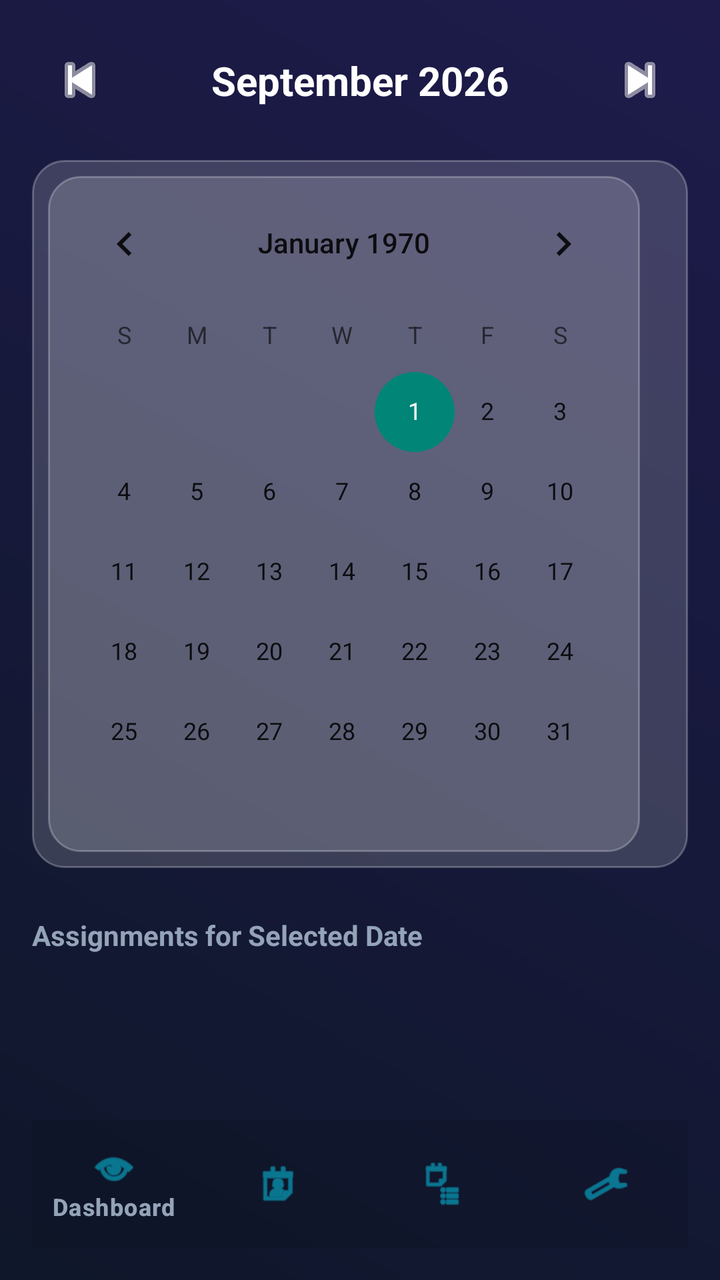
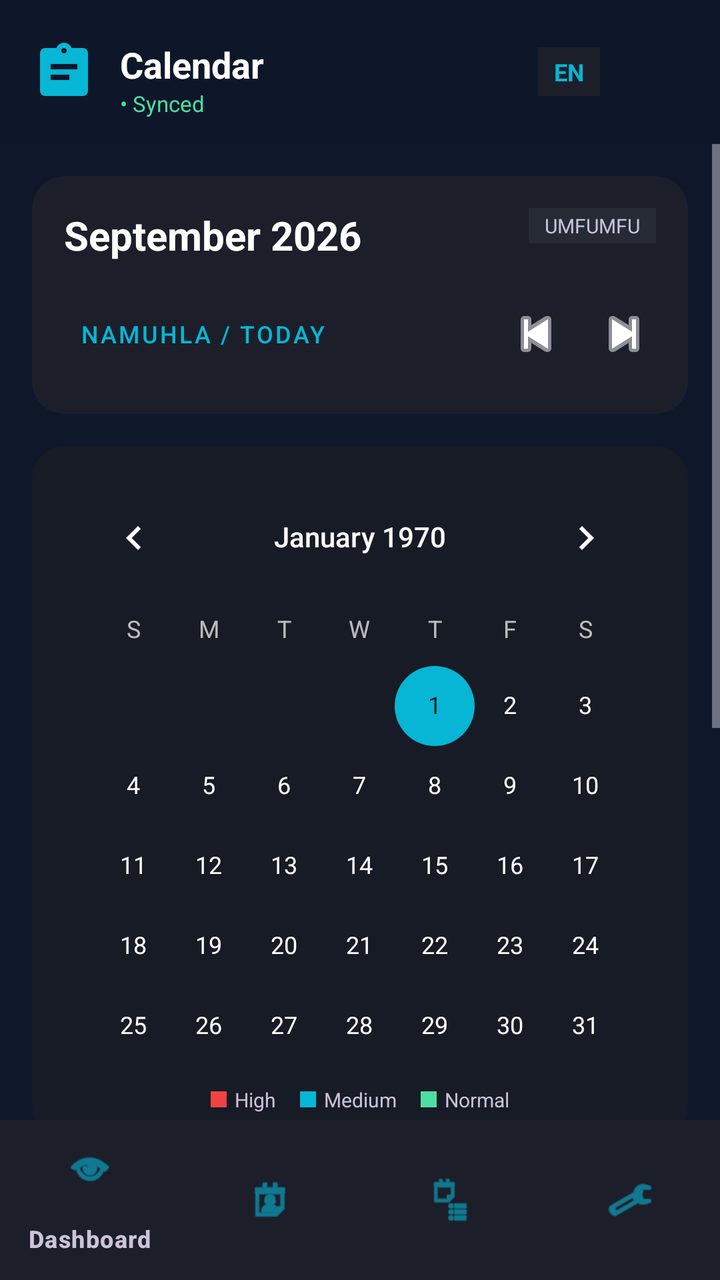

Screens rendered from an Android XML layout before and after an edit, with the pre-edit source and the edit as a unified diff.
<!-- AndroidManifest.xml: application theme Theme.AssignmentPlanner -->
<!-- res/layout/activity_calendar.xml -->
<?xml version="1.0" encoding="utf-8"?>
<androidx.constraintlayout.widget.ConstraintLayout xmlns:android="http://schemas.android.com/apk/res/android"
    xmlns:app="http://schemas.android.com/apk/res-auto"
    android:layout_width="match_parent"
    android:layout_height="match_parent"
    android:background="@drawable/gradient_background"
    android:padding="16dp">

    <androidx.constraintlayout.widget.ConstraintLayout
        android:id="@+id/cl_calendar_header"
        android:layout_width="match_parent"
        android:layout_height="wrap_content"
        app:layout_constraintTop_toTopOf="parent">

        <ImageButton
            android:id="@+id/btn_prev_month"
            android:layout_width="48dp"
            android:layout_height="48dp"
            android:background="?attr/selectableItemBackgroundBorderless"
            android:src="@android:drawable/ic_media_previous"
            app:layout_constraintBottom_toBottomOf="parent"
            app:layout_constraintStart_toStartOf="parent"
            app:layout_constraintTop_toTopOf="parent"
            app:tint="@color/text_primary" />

        <TextView
            android:id="@+id/tv_month_year"
            android:layout_width="wrap_content"
            android:layout_height="wrap_content"
            android:text="September 2026"
            android:textColor="@color/text_primary"
            android:textSize="20sp"
            android:textStyle="bold"
            app:layout_constraintBottom_toBottomOf="parent"
            app:layout_constraintEnd_toStartOf="@id/btn_next_month"
            app:layout_constraintStart_toEndOf="@id/btn_prev_month"
            app:layout_constraintTop_toTopOf="parent" />

        <ImageButton
            android:id="@+id/btn_next_month"
            android:layout_width="48dp"
            android:layout_height="48dp"
            android:background="?attr/selectableItemBackgroundBorderless"
            android:src="@android:drawable/ic_media_next"
            app:layout_constraintBottom_toBottomOf="parent"
            app:layout_constraintEnd_toEndOf="parent"
            app:layout_constraintTop_toTopOf="parent"
            app:tint="@color/text_primary" />

    </androidx.constraintlayout.widget.ConstraintLayout>

    <CalendarView
        android:id="@+id/cv_calendar"
        android:layout_width="match_parent"
        android:layout_height="wrap_content"
        android:layout_marginTop="16dp"
        android:background="@drawable/glass_card_background"
        android:padding="8dp"
        android:theme="@style/Theme.AppCompat.Light"
        app:layout_constraintTop_toBottomOf="@id/cl_calendar_header" />

    <TextView
        android:id="@+id/tv_selected_date_label"
        android:layout_width="wrap_content"
        android:layout_height="wrap_content"
        android:layout_marginTop="24dp"
        android:text="Assignments for Selected Date"
        android:textColor="@color/text_secondary"
        android:textStyle="bold"
        app:layout_constraintStart_toStartOf="parent"
        app:layout_constraintTop_toBottomOf="@id/cv_calendar" />

    <androidx.recyclerview.widget.RecyclerView
        android:id="@+id/rv_calendar_tasks"
        android:layout_width="match_parent"
        android:layout_height="0dp"
        android:layout_marginTop="8dp"
        app:layout_constraintBottom_toTopOf="@id/bottom_nav"
        app:layout_constraintTop_toBottomOf="@id/tv_selected_date_label" />

    <com.google.android.material.bottomnavigation.BottomNavigationView
        android:id="@+id/bottom_nav"
        android:layout_width="match_parent"
        android:layout_height="64dp"
        android:background="@color/glass_bg_dark"
        app:itemIconTint="@color/accent_cyan"
        app:itemTextColor="@color/text_secondary"
        app:layout_constraintBottom_toBottomOf="parent"
        app:menu="@menu/bottom_nav_menu" />

</androidx.constraintlayout.widget.ConstraintLayout>
<!-- resources referenced by this layout -->
<resources>
  <color name="accent_cyan">#06B6D4</color>
  <color name="glass_bg_dark">#1A000000</color>
  <color name="text_primary">#FFFFFF</color>
  <color name="text_secondary">#94A3B8</color>
  <!-- drawable glass_card_background (drawable) -->
  <?xml version="1.0" encoding="utf-8"?>
  <shape xmlns:android="http://schemas.android.com/apk/res/android"
      android:shape="rectangle">
      <solid android:color="@color/glass_bg_light" />
      <stroke
          android:width="1dp"
          android:color="@color/glass_border" />
      <corners android:radius="16dp" />
  </shape>
  <!-- drawable gradient_background (drawable) -->
  <?xml version="1.0" encoding="utf-8"?>
  <shape xmlns:android="http://schemas.android.com/apk/res/android"
      android:shape="rectangle">
      <gradient
          android:angle="45"
          android:endColor="@color/bg_gradient_end"
          android:startColor="@color/bg_gradient_start"
          android:type="linear" />
  </shape>
  <style name="Theme.AssignmentPlanner" parent="Base.Theme.AssignmentPlanner" />
  <color name="glass_bg_light">#2AFFFFFF</color>
  <color name="glass_border">#40FFFFFF</color>
  <color name="bg_gradient_end">#1E1B4B</color>
  <color name="bg_gradient_start">#0F172A</color>
  <style name="Base.Theme.AssignmentPlanner" parent="Theme.Material3.DayNight.NoActionBar">
          
          
      </style>
</resources>

<!-- the commit's change to res/layout/activity_calendar.xml (unified diff, before → after) -->
@@ -1,90 +1,351 @@
 <?xml version="1.0" encoding="utf-8"?>
 <androidx.constraintlayout.widget.ConstraintLayout xmlns:android="http://schemas.android.com/apk/res/android"
     xmlns:app="http://schemas.android.com/apk/res-auto"
+    xmlns:tools="http://schemas.android.com/tools"
+    android:id="@+id/main"
     android:layout_width="match_parent"
     android:layout_height="match_parent"
-    android:background="@drawable/gradient_background"
-    android:padding="16dp">
-
+    android:background="@color/bg_gradient_start">
+
+    
     <androidx.constraintlayout.widget.ConstraintLayout
-        android:id="@+id/cl_calendar_header"
+        android:id="@+id/cl_calendar_header_bar"
         android:layout_width="match_parent"
-        android:layout_height="wrap_content"
+        android:layout_height="72dp"
+        android:background="#1A0F131D"
+        android:paddingHorizontal="16dp"
         app:layout_constraintTop_toTopOf="parent">
 
-        <ImageButton
-            android:id="@+id/btn_prev_month"
-            android:layout_width="48dp"
-            android:layout_height="48dp"
-            android:background="?attr/selectableItemBackgroundBorderless"
-            android:src="@android:drawable/ic_media_previous"
+        <ImageView
+            android:id="@+id/iv_logo"
+            android:layout_width="32dp"
+            android:layout_height="32dp"
+            android:src="@drawable/ic_assignment_logo"
             app:layout_constraintBottom_toBottomOf="parent"
             app:layout_constraintStart_toStartOf="parent"
-            app:layout_constraintTop_toTopOf="parent"
-            app:tint="@color/text_primary" />
+            app:layout_constraintTop_toTopOf="parent" />
 
         <TextView
-            android:id="@+id/tv_month_year"
+            android:id="@+id/tv_header_title"
             android:layout_width="wrap_content"
             android:layout_height="wrap_content"
-            android:text="September 2026"
+            android:layout_marginStart="12dp"
+            android:text="Calendar"
             android:textColor="@color/text_primary"
-            android:textSize="20sp"
+            android:textSize="18sp"
             android:textStyle="bold"
-            app:layout_constraintBottom_toBottomOf="parent"
-            app:layout_constraintEnd_toStartOf="@id/btn_next_month"
-            app:layout_constraintStart_toEndOf="@id/btn_prev_month"
-            app:layout_constraintTop_toTopOf="parent" />
-
-        <ImageButton
-            android:id="@+id/btn_next_month"
-            android:layout_width="48dp"
-            android:layout_height="48dp"
-            android:background="?attr/selectableItemBackgroundBorderless"
-            android:src="@android:drawable/ic_media_next"
+            app:layout_constraintStart_toEndOf="@id/iv_logo"
+            app:layout_constraintTop_toTopOf="@id/iv_logo" />
+
+        <TextView
+            android:id="@+id/tv_sync_status"
+            android:layout_width="wrap_content"
+            android:layout_height="wrap_content"
+            android:text="• Synced"
+            android:textColor="@color/tertiary_green"
+            android:textSize="11sp"
+            app:layout_constraintStart_toStartOf="@id/tv_header_title"
+            app:layout_constraintTop_toBottomOf="@id/tv_header_title" />
+
+        <LinearLayout
+            android:layout_width="wrap_content"
+            android:layout_height="wrap_content"
+            android:gravity="center_vertical"
+            android:orientation="horizontal"
             app:layout_constraintBottom_toBottomOf="parent"
             app:layout_constraintEnd_toEndOf="parent"
-            app:layout_constraintTop_toTopOf="parent"
-            app:tint="@color/text_primary" />
-
+            app:layout_constraintTop_toTopOf="parent">
+
+            <TextView
+                android:layout_width="wrap_content"
+                android:layout_height="wrap_content"
+                android:background="@color/surface_container"
+                android:paddingHorizontal="8dp"
+                android:paddingVertical="4dp"
+                android:text="EN"
+                android:textColor="@color/accent_cyan"
+                android:textSize="12sp"
+                android:textStyle="bold" />
+
+            <ImageView
+                android:id="@+id/iv_profile_icon"
+                android:layout_width="32dp"
+                android:layout_height="32dp"
+                android:layout_marginStart="12dp"
+                android:src="@android:drawable/sym_def_app_icon"
+                app:tint="@color/text_on_surface_variant" />
+        </LinearLayout>
     </androidx.constraintlayout.widget.ConstraintLayout>
 
-    <CalendarView
-        android:id="@+id/cv_calendar"
-        android:layout_width="match_parent"
-        android:layout_height="wrap_content"
-        android:layout_marginTop="16dp"
-        android:background="@drawable/glass_card_background"
-        android:padding="8dp"
-        android:theme="@style/Theme.AppCompat.Light"
-        app:layout_constraintTop_toBottomOf="@id/cl_calendar_header" />
-
-    <TextView
-        android:id="@+id/tv_selected_date_label"
-        android:layout_width="wrap_content"
-        android:layout_height="wrap_content"
-        android:layout_marginTop="24dp"
-        android:text="Assignments for Selected Date"
-        android:textColor="@color/text_secondary"
-        android:textStyle="bold"
-        app:layout_constraintStart_toStartOf="parent"
-        app:layout_constraintTop_toBottomOf="@id/cv_calendar" />
-
-    <androidx.recyclerview.widget.RecyclerView
-        android:id="@+id/rv_calendar_tasks"
+    
+    <ScrollView
         android:layout_width="match_parent"
         android:layout_height="0dp"
-        android:layout_marginTop="8dp"
+        android:fillViewport="true"
         app:layout_constraintBottom_toTopOf="@id/bottom_nav"
-        app:layout_constraintTop_toBottomOf="@id/tv_selected_date_label" />
-
+        app:layout_constraintTop_toBottomOf="@id/cl_calendar_header_bar">
+
+        <LinearLayout
+            android:layout_width="match_parent"
+            android:layout_height="wrap_content"
+            android:orientation="vertical"
+            android:padding="16dp">
+
+            
+            <com.google.android.material.card.MaterialCardView
+                android:layout_width="match_parent"
+                android:layout_height="wrap_content"
+                android:layout_marginBottom="16dp"
+                app:cardBackgroundColor="@color/surface_container"
+                app:cardCornerRadius="16dp"
+                app:strokeWidth="0dp">
+
+                <LinearLayout
+                    android:layout_width="match_parent"
+                    android:layout_height="wrap_content"
+                    android:orientation="vertical"
+                    android:padding="16dp">
+
+                    <androidx.constraintlayout.widget.ConstraintLayout
+                        android:layout_width="match_parent"
+                        android:layout_height="wrap_content"
+                        android:layout_marginBottom="12dp">
+
+                        <TextView
+                            android:layout_width="wrap_content"
+                            android:layout_height="wrap_content"
+                            android:text="September 2026"
+                            android:textColor="@color/text_primary"
+                            android:textSize="20sp"
+                            android:textStyle="bold"
+                            app:layout_constraintStart_toStartOf="parent"
+                            app:layout_constraintTop_toTopOf="parent" />
+
+                        <TextView
+                            android:layout_width="wrap_content"
+                            android:layout_height="wrap_content"
+                            android:background="@color/surface_container_high"
+                            android:paddingHorizontal="8dp"
+                            android:paddingVertical="2dp"
+                            android:text="UMFUMFU"
+                            android:textColor="@color/text_on_surface_variant"
+                            android:textSize="10sp"
+                            app:layout_constraintEnd_toEndOf="parent"
+                            app:layout_constraintTop_toTopOf="parent" />
+                    </androidx.constraintlayout.widget.ConstraintLayout>
+
+                    <LinearLayout
+                        android:layout_width="match_parent"
+                        android:layout_height="wrap_content"
+                        android:gravity="center_vertical"
+                        android:orientation="horizontal">
+
+                        <com.google.android.material.button.MaterialButton
+                            style="@style/Widget.MaterialComponents.Button.TextButton"
+                            android:layout_width="wrap_content"
+                            android:layout_height="wrap_content"
+                            android:text="Namuhla / Today"
+                            android:textColor="@color/accent_cyan"
+                            android:textSize="12sp" />
+
+                        <View
+                            android:layout_width="0dp"
+                            android:layout_height="1dp"
+                            android:layout_weight="1" />
+
+                        <ImageView
+                            android:layout_width="32dp"
+                            android:layout_height="32dp"
+                            android:src="@android:drawable/ic_media_previous"
+                            app:tint="@color/text_primary" />
+
+                        <ImageView
+                            android:layout_width="32dp"
+                            android:layout_height="32dp"
+                            android:layout_marginStart="12dp"
+                            android:src="@android:drawable/ic_media_next"
+                            app:tint="@color/text_primary" />
+                    </LinearLayout>
+                </LinearLayout>
+            </com.google.android.material.card.MaterialCardView>
+
+            
+            <com.google.android.material.card.MaterialCardView
+                android:layout_width="match_parent"
+                android:layout_height="wrap_content"
+                android:layout_marginBottom="16dp"
+                app:cardBackgroundColor="@color/surface_container_low"
+                app:cardCornerRadius="16dp"
+                app:strokeWidth="0dp">
+
+                <LinearLayout
+                    android:layout_width="match_parent"
+                    android:layout_height="wrap_content"
+                    android:orientation="vertical"
+                    android:padding="12dp">
+
+                    <CalendarView
+                        android:id="@+id/cv_calendar"
+                        android:layout_width="match_parent"
+                        android:layout_height="300dp"
+                        android:theme="@style/ThemeOverlay.AppCompat.Dark" />
+
+                    
+                    <LinearLayout
+                        android:layout_width="match_parent"
+                        android:layout_height="wrap_content"
+                        android:gravity="center"
+                        android:orientation="horizontal"
+                        android:paddingTop="8dp">
+
+                        <View
+                            android:layout_width="8dp"
+                            android:layout_height="8dp"
+                            android:background="@color/destructive_red" />
+
+                        <TextView
+                            android:layout_width="wrap_content"
+                            android:layout_height="wrap_content"
+                            android:layout_marginStart="4dp"
+                            android:text="High"
+                            android:textColor="@color/text_on_surface_variant"
+                            android:textSize="10sp" />
+
+                        <View
+                            android:layout_width="8dp"
+                            android:layout_height="8dp"
+                            android:layout_marginStart="12dp"
+                            android:background="@color/accent_cyan" />
+
+                        <TextView
+                            android:layout_width="wrap_content"
+                            android:layout_height="wrap_content"
+                            android:layout_marginStart="4dp"
+                            android:text="Medium"
+                            android:textColor="@color/text_on_surface_variant"
+                            android:textSize="10sp" />
+
+                        <View
+                            android:layout_width="8dp"
+                            android:layout_height="8dp"
+                            android:layout_marginStart="12dp"
+                            android:background="@color/tertiary_green" />
+
+                        <TextView
+                            android:layout_width="wrap_content"
+                            android:layout_height="wrap_content"
+                            android:layout_marginStart="4dp"
+                            android:text="Normal"
+                            android:textColor="@color/text_on_surface_variant"
+                            android:textSize="10sp" />
+                    </LinearLayout>
+                </LinearLayout>
+            </com.google.android.material.card.MaterialCardView>
+
+            
+            <com.google.android.material.card.MaterialCardView
+                android:layout_width="match_parent"
+                android:layout_height="wrap_content"
+                android:layout_marginBottom="16dp"
+                app:cardBackgroundColor="@color/error_container"
+                app:cardCornerRadius="12dp"
+                app:strokeWidth="0dp">
+
+                <LinearLayout
+                    android:layout_width="match_parent"
+                    android:layout_height="wrap_content"
+                    android:orientation="vertical"
+                    android:padding="12dp">
+
+                    <TextView
+                        android:layout_width="wrap_content"
+                        android:layout_height="wrap_content"
+                        android:text="⚠️ Cluster Alert"
+                        android:textColor="@color/text_primary"
+                        android:textStyle="bold" />
+
+                    <TextView
+                        android:layout_width="match_parent"
+                        android:layout_height="wrap_content"
+                        android:layout_marginTop="4dp"
+                        android:text="3 assignments due within 48 hours of 20 Sep."
+                        android:textColor="@color/text_primary"
+                        android:textSize="12sp" />
+                </LinearLayout>
+            </com.google.android.material.card.MaterialCardView>
+
+            
+            <TextView
+                android:layout_width="wrap_content"
+                android:layout_height="wrap_content"
+                android:layout_marginBottom="12dp"
+                android:text="NgoLwesihlanu, 20 September 2026"
+                android:textColor="@color/text_primary"
+                android:textSize="16sp"
+                android:textStyle="bold" />
+
+            
+            <com.google.android.material.card.MaterialCardView
+                android:layout_width="match_parent"
+                android:layout_height="wrap_content"
+                android:layout_marginBottom="12dp"
+                app:cardBackgroundColor="@color/surface_container"
+                app:cardCornerRadius="12dp"
+                app:strokeWidth="0dp">
+
+                <LinearLayout
+                    android:layout_width="match_parent"
+                    android:layout_height="wrap_content"
+                    android:orientation="vertical"
+                    android:padding="14dp">
+
+                    <TextView
+                        android:layout_width="wrap_content"
+                        android:layout_height="wrap_content"
+                        android:text="DATA6222 • High"
+                        android:textColor="@color/destructive_red"
+                        android:textSize="11sp" />
+
+                    <TextView
+                        android:layout_width="match_parent"
+                        android:layout_height="wrap_content"
+                        android:text="Database Assignment: POE Part 2"
+                        android:textColor="@color/text_primary"
+                        android:textStyle="bold" />
+
+                    <ProgressBar
+                        style="?android:attr/progressBarStyleHorizontal"
+                        android:layout_width="match_parent"
+                        android:layout_height="4dp"
+                        android:layout_marginTop="8dp"
+                        android:progress="80"
+                        android:progressTint="@color/accent_cyan" />
+                </LinearLayout>
+            </com.google.android.material.card.MaterialCardView>
+
+            
+            <com.google.android.material.button.MaterialButton
+                android:layout_width="match_parent"
+                android:layout_height="56dp"
+                android:layout_marginTop="8dp"
+                android:layout_marginBottom="24dp"
+                android:backgroundTint="@color/primary_container"
+                android:text="Engeza Isabelo / Add Event"
+                android:textColor="@color/on_primary_container"
+                android:textStyle="bold"
+                app:cornerRadius="12dp" />
+
+        </LinearLayout>
+    </ScrollView>
+
+    
     <com.google.android.material.bottomnavigation.BottomNavigationView
         android:id="@+id/bottom_nav"
         android:layout_width="match_parent"
-        android:layout_height="64dp"
-        android:background="@color/glass_bg_dark"
+        android:layout_height="wrap_content"
+        android:background="@color/surface_container"
         app:itemIconTint="@color/accent_cyan"
-        app:itemTextColor="@color/text_secondary"
+        app:itemTextColor="@color/text_on_surface_variant"
         app:layout_constraintBottom_toBottomOf="parent"
         app:menu="@menu/bottom_nav_menu" />
 
<!-- resource entries referenced after the edit -->
@@ -1,37 +1,37 @@
 <!-- resources referenced by this layout -->
 <resources>
   <color name="accent_cyan">#06B6D4</color>
-  <color name="glass_bg_dark">#1A000000</color>
   <color name="text_primary">#FFFFFF</color>
-  <color name="text_secondary">#94A3B8</color>
-  <!-- drawable glass_card_background (drawable) -->
+  <!-- drawable ic_assignment_logo (drawable) -->
   <?xml version="1.0" encoding="utf-8"?>
-  <shape xmlns:android="http://schemas.android.com/apk/res/android"
-      android:shape="rectangle">
-      <solid android:color="@color/glass_bg_light" />
-      <stroke
-          android:width="1dp"
-          android:color="@color/glass_border" />
-      <corners android:radius="16dp" />
-  </shape>
-  <!-- drawable gradient_background (drawable) -->
-  <?xml version="1.0" encoding="utf-8"?>
-  <shape xmlns:android="http://schemas.android.com/apk/res/android"
-      android:shape="rectangle">
-      <gradient
-          android:angle="45"
-          android:endColor="@color/bg_gradient_end"
-          android:startColor="@color/bg_gradient_start"
-          android:type="linear" />
-  </shape>
+  <vector xmlns:android="http://schemas.android.com/apk/res/android"
+      android:width="24dp"
+      android:height="24dp"
+      android:viewportWidth="24"
+      android:viewportHeight="24">
+      <path
+          android:fillColor="@color/accent_cyan"
+          android:pathData="M19,3h-4.18C14.4,1.84 13.3,1 12,1S9.6,1.84 9.18,3H5C3.9,3 3,3.9 3,5v14c0,1.1 0.9,2 2,2h14c1.1,0 2,-0.9 2,-2V5C21,3.9 20.1,3 19,3zM12,3c0.55,0 1,0.45 1,1s-0.45,1 -1,1s-1,-0.45 -1,-1S11.45,3 12,3zM14,15H7v-2h7V15zM17,11H7V9h10V11z" />
+  </vector>
   <style name="Theme.AssignmentPlanner" parent="Base.Theme.AssignmentPlanner" />
-  <color name="glass_bg_light">#2AFFFFFF</color>
-  <color name="glass_border">#40FFFFFF</color>
-  <color name="bg_gradient_end">#1E1B4B</color>
   <color name="bg_gradient_start">#0F172A</color>
-  <style name="Base.Theme.AssignmentPlanner" parent="Theme.Material3.DayNight.NoActionBar">
-          
-          
+  <color name="destructive_red">#EF4444</color>
+  <color name="error_container">#93000A</color>
+  <color name="on_primary_container">#340080</color>
+  <color name="primary_container">#A078FF</color>
+  <color name="surface_container">#1C1F2A</color>
+  <color name="surface_container_high">#262A35</color>
+  <color name="surface_container_low">#171B26</color>
+  <color name="tertiary_green">#4EDEA3</color>
+  <color name="text_on_surface_variant">#CBC3D7</color>
+  <style name="Base.Theme.AssignmentPlanner" parent="Theme.Material3.Dark.NoActionBar">
+          <item name="colorPrimary">@color/accent_violet</item>
+          <item name="colorSecondary">@color/accent_cyan</item>
+          <item name="colorTertiary">@color/tertiary_green</item>
+          <item name="colorError">@color/destructive_red</item>
+          <item name="android:textColorHint">@color/outline</item>
       </style>
+  <color name="accent_violet">#8B5CF6</color>
+  <color name="outline">#958EA0</color>
 </resources>
 
